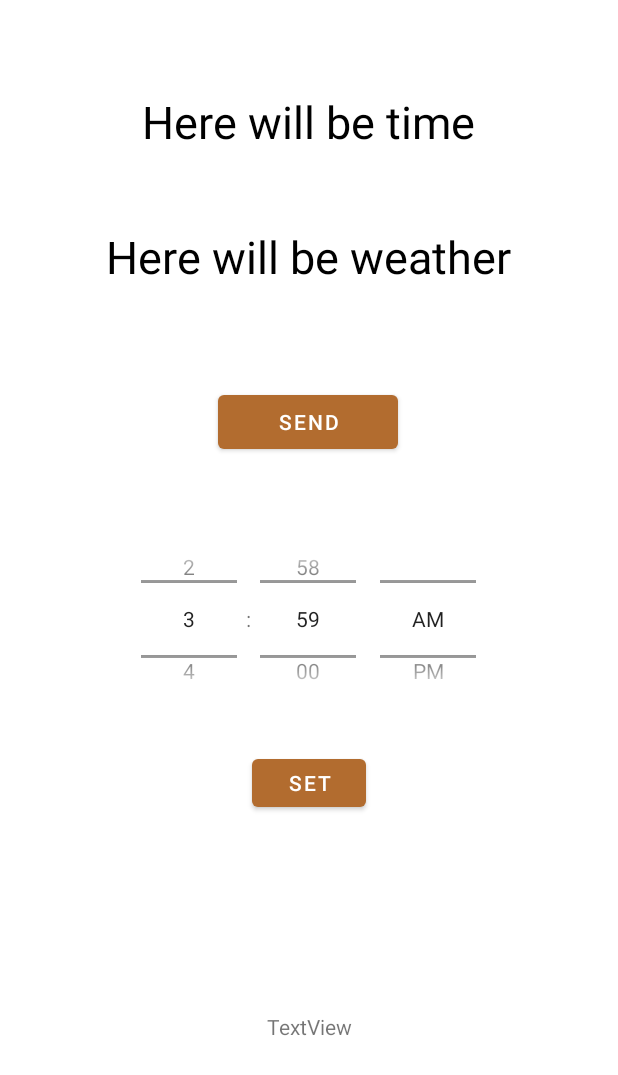
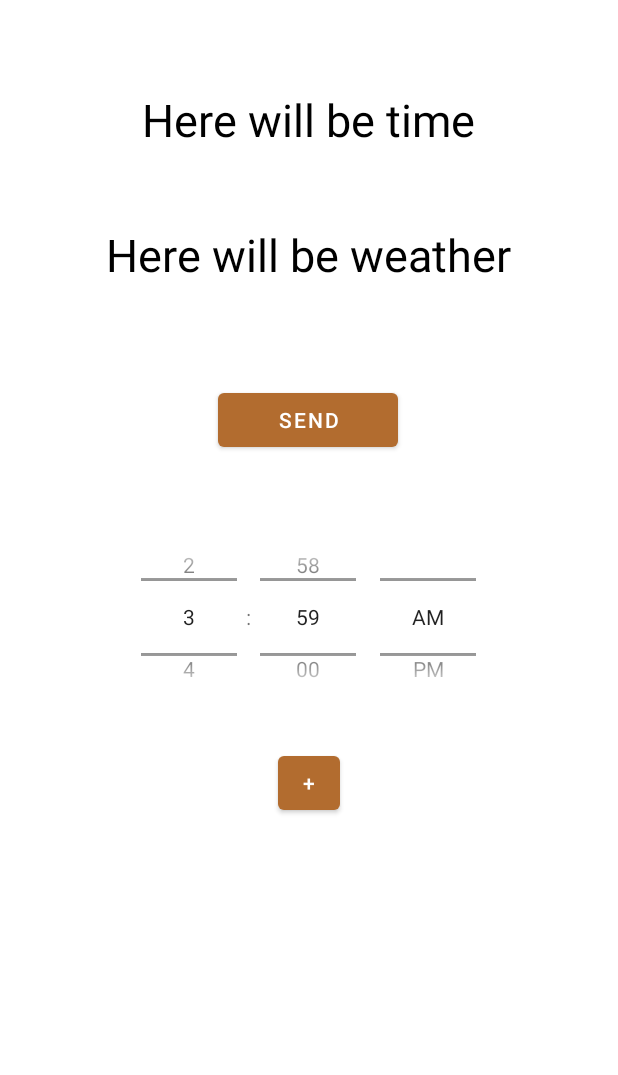
Before and after one commit to JKusiak/clock-app, an Android app: the screen it shows after launch (MainActivity), on a phone screen of 412 x 824 dp. Shown: the top 1075 px of the screen. Run offline under Robolectric (Android 15) with nearby library versions, the phone set to English and light mode, and no system bars.

Commit message:
Implemented automatic TextViews adding on button press

```diff
--- a/AlarmClockApp/app/src/main/res/layout/activity_main.xml
+++ b/AlarmClockApp/app/src/main/res/layout/activity_main.xml
@@ -2,10 +2,11 @@
 <androidx.constraintlayout.widget.ConstraintLayout xmlns:android="http://schemas.android.com/apk/res/android"
     xmlns:app="http://schemas.android.com/apk/res-auto"
     xmlns:tools="http://schemas.android.com/tools"
-    android:id="@+id/chosenHourTV"
+    android:id="@+id/mainLayout"
     android:layout_width="match_parent"
     android:layout_height="match_parent"
     tools:context=".MainActivity">
+
     <TextView
         android:id="@+id/timeDataArduino"
         android:layout_width="304dp"
@@ -19,7 +20,7 @@
         app:layout_constraintHorizontal_bias="0.495"
         app:layout_constraintStart_toStartOf="parent"
         app:layout_constraintTop_toTopOf="parent"
-        app:layout_constraintVertical_bias="0.068" />
+        app:layout_constraintVertical_bias="0.066" />
 
     <TextView
         android:id="@+id/weatherDataArduino"
@@ -64,25 +65,14 @@
 
     <Button
         android:id="@+id/scheduleAlarmBtn"
-        android:layout_width="76dp"
-        android:layout_height="44dp"
+        android:layout_width="41dp"
+        android:layout_height="48dp"
         android:layout_gravity="center"
-        android:text="set"
+        android:text="+"
         app:layout_constraintBottom_toBottomOf="parent"
         app:layout_constraintEnd_toEndOf="parent"
         app:layout_constraintStart_toStartOf="parent"
         app:layout_constraintTop_toBottomOf="@+id/alarmTimePicker"
         app:layout_constraintVertical_bias="0.064" />
 
-    <TextView
-        android:id="@+id/alarmList"
-        android:layout_width="335dp"
-        android:layout_height="174dp"
-        android:gravity="center"
-        android:text="TextView"
-        app:layout_constraintBottom_toBottomOf="parent"
-        app:layout_constraintEnd_toEndOf="parent"
-        app:layout_constraintStart_toStartOf="parent"
-        app:layout_constraintTop_toBottomOf="@+id/scheduleAlarmBtn" />
-
 </androidx.constraintlayout.widget.ConstraintLayout>
```
Also changed, not shown: AlarmClockApp/app/src/main/java/com/example/alarmclockapp/Alarm.java (+4 -17 lines), AlarmClockApp/app/src/main/java/com/example/alarmclockapp/MainActivity.java (+22 -24 lines), 1 other file.
